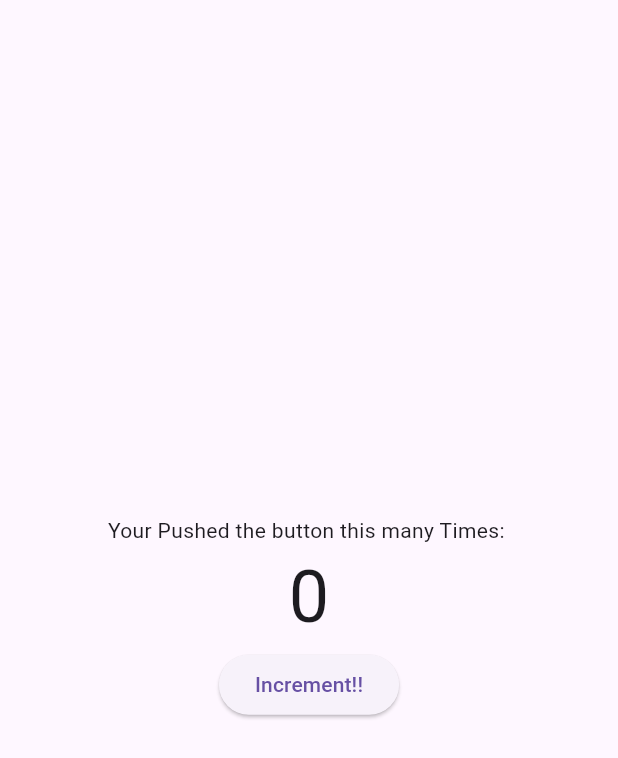
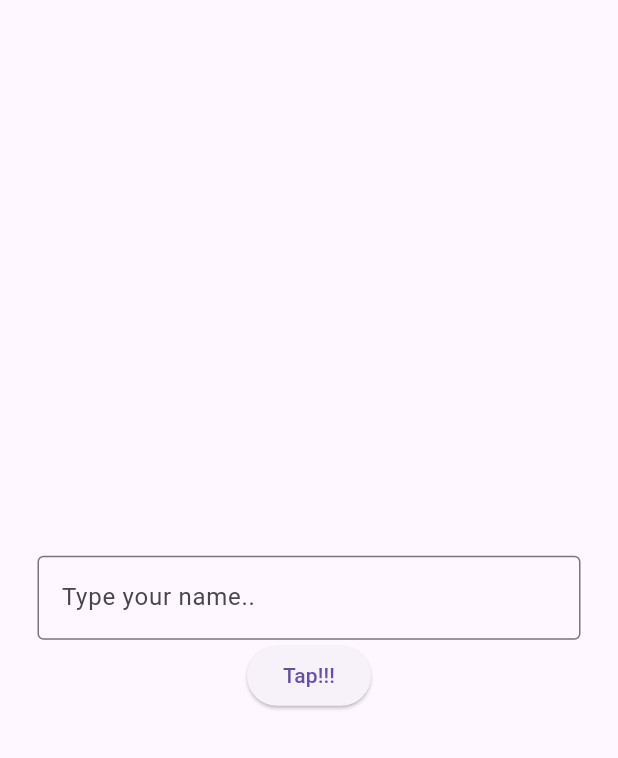
Before and after one commit to suryadevarapranav/codescribbles, a Flutter app: the screen it shows after launch, on a phone screen of 412 x 824 dp. Shown: the top 758 px of the screen. Run offline on Flutter 3.47's test engine with Material 3 defaults, Android fonts, the phone set to English and light mode, and no system bars.

Commit message:
User Input.....

```diff
--- a/lib/main.dart
+++ b/lib/main.dart
@@ -1,5 +1,5 @@
 import 'package:flutter/material.dart';
-import 'package:flutter_application_1/pages/counter_page.dart';
+import 'package:flutter_application_1/pages/todo_page.dart';
 
 void main() {
   runApp(const MyApp());
@@ -11,7 +11,7 @@
   @override
   Widget build(BuildContext context) {
     return MaterialApp(
-      home: CounterPage(),
+      home: ToDoPage(),
     );
   }
 }
--- a/lib/pages/first_page.dart
+++ b/lib/pages/first_page.dart
@@ -1,7 +1,6 @@
 import 'package:flutter/material.dart';
 import 'package:flutter_application_1/pages/home_page.dart';
 import 'package:flutter_application_1/pages/profile_page.dart';
-import 'package:flutter_application_1/pages/second_page.dart';
 import 'package:flutter_application_1/pages/settings_page.dart';
 
 class FirstPage extends StatefulWidget {
--- /dev/null
+++ b/lib/pages/todo_page.dart
@@ -0,0 +1,57 @@
+import 'package:flutter/material.dart';
+
+class ToDoPage extends StatefulWidget {
+  const ToDoPage({super.key});
+
+  @override
+  State<ToDoPage> createState() => _ToDoPageState();
+}
+
+class _ToDoPageState extends State<ToDoPage> {
+  // text editiing controller to get access to what the user typed...
+  TextEditingController myController = TextEditingController();
+
+  // greeting message
+  String greetingMessage = "";
+
+  // greet user method
+  void greetUser() {
+    // print(myController.text);
+    setState(() {
+      greetingMessage = "Hello, " + myController.text + "!!";
+    });
+  }
+
+  @override
+  Widget build(BuildContext context) {
+    return Scaffold(
+      body: Center(
+        child: Padding(
+          padding: const EdgeInsets.all(25.0),
+          child: Column(
+            mainAxisAlignment: MainAxisAlignment.center,
+            children: [
+              // text
+              Text(greetingMessage),
+
+              // textfield
+              TextField(
+                controller: myController,
+                decoration: InputDecoration(
+                  border: OutlineInputBorder(),
+                  hintText: "Type your name..",
+                ),
+              ),
+
+              // button
+              ElevatedButton(
+                onPressed: greetUser,
+                child: Text("Tap!!!"),
+              ),
+            ],
+          ),
+        ),
+      ),
+    );
+  }
+}
```
Also changed, not shown: pubspec.lock, 2 other files.
